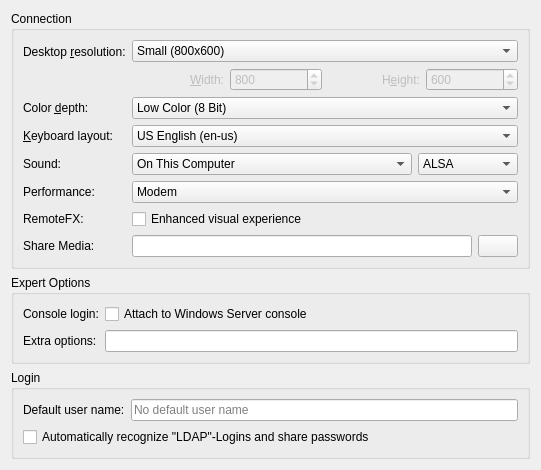
Before: the Qt Designer form rdp/rdppreferences.ui in KDE/krdc, drawn with Qt 5.
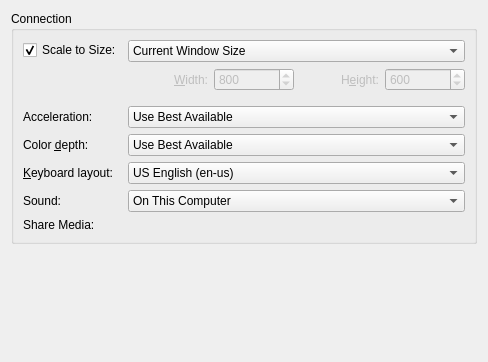
After: the same form once the commit is applied. Icons and pictures are not drawn. Custom widgets are drawn as their Qt base class.

```diff
--- a/rdp/rdppreferences.ui
+++ b/rdp/rdppreferences.ui
@@ -6,8 +6,8 @@
    <rect>
     <x>0</x>
     <y>0</y>
-    <width>484</width>
-    <height>452</height>
+    <width>488</width>
+    <height>362</height>
    </rect>
   </property>
   <layout class="QVBoxLayout" name="verticalLayout_2">
@@ -20,17 +20,33 @@
       <item row="0" column="0">
        <layout class="QVBoxLayout">
         <item>
-         <widget class="QLabel" name="resolutionLabel">
+         <widget class="QCheckBox" name="kcfg_ScaleToSize">
+          <property name="minimumSize">
+           <size>
+            <width>0</width>
+            <height>0</height>
+           </size>
+          </property>
           <property name="text">
-           <string>Desktop &amp;resolution:</string>
+           <string>Scale to Size:</string>
           </property>
-          <property name="buddy">
-           <cstring>kcfg_Resolution</cstring>
+          <property name="checked">
+           <bool>true</bool>
           </property>
          </widget>
         </item>
         <item>
-         <widget class="QLabel" name="resolutionDummyLabel"/>
+         <spacer name="spacer">
+          <property name="orientation">
+           <enum>Qt::Vertical</enum>
+          </property>
+          <property name="sizeHint" stdset="0">
+           <size>
+            <width>20</width>
+            <height>40</height>
+           </size>
+          </property>
+         </spacer>
         </item>
        </layout>
       </item>
@@ -38,6 +54,12 @@
        <layout class="QVBoxLayout">
         <item>
          <widget class="KComboBox" name="kcfg_Resolution">
+          <property name="sizePolicy">
+           <sizepolicy hsizetype="MinimumExpanding" vsizetype="Fixed">
+            <horstretch>0</horstretch>
+            <verstretch>0</verstretch>
+           </sizepolicy>
+          </property>
           <property name="minimumSize">
            <size>
             <width>280</width>
@@ -48,31 +70,21 @@
            <string>Here you can specify the resolution of the remote desktop. This resolution determines the size of the desktop that will be presented to you.</string>
           </property>
           <property name="currentIndex">
-           <number>1</number>
+           <number>4</number>
           </property>
           <item>
            <property name="text">
-            <string>Minimal (640x480)</string>
+            <string>Small (1280x720)</string>
            </property>
           </item>
           <item>
            <property name="text">
-            <string>Small (800x600)</string>
+            <string>Medium (1600x900)</string>
            </property>
           </item>
           <item>
            <property name="text">
-            <string>Normal (1024x768)</string>
-           </property>
-          </item>
-          <item>
-           <property name="text">
-            <string>Large (1280x1024)</string>
-           </property>
-          </item>
-          <item>
-           <property name="text">
-            <string>Very Large (1600x1200)</string>
+            <string>Large (1920x1080)</string>
            </property>
           </item>
           <item>
@@ -80,16 +92,16 @@
             <string>Current Screen Resolution</string>
            </property>
           </item>
+          <item>
+           <property name="text">
+            <string>Current Window Size</string>
+           </property>
+          </item>
           <item>
            <property name="text">
             <string>Custom Resolution (...)</string>
            </property>
           </item>
-          <item>
-           <property name="text">
-            <string>Current KRDC Size</string>
-           </property>
-          </item>
          </widget>
         </item>
         <item>
@@ -162,7 +174,7 @@
         </item>
        </layout>
       </item>
-      <item row="1" column="0">
+      <item row="3" column="0">
        <widget class="QLabel" name="colorDepthLabel">
         <property name="text">
          <string>Color &amp;depth:</string>
@@ -172,8 +184,14 @@
         </property>
        </widget>
       </item>
-      <item row="1" column="1">
+      <item row="3" column="1">
        <widget class="KComboBox" name="kcfg_ColorDepth">
+        <property name="sizePolicy">
+         <sizepolicy hsizetype="MinimumExpanding" vsizetype="Fixed">
+          <horstretch>0</horstretch>
+          <verstretch>0</verstretch>
+         </sizepolicy>
+        </property>
         <property name="minimumSize">
          <size>
           <width>280</width>
@@ -182,17 +200,7 @@
         </property>
         <item>
          <property name="text">
-          <string>Low Color (8 Bit)</string>
-         </property>
-        </item>
-        <item>
-         <property name="text">
-          <string>High Color (16 Bit)</string>
-         </property>
-        </item>
-        <item>
-         <property name="text">
-          <string>True Color (24 Bit)</string>
+          <string>Use Best Available</string>
          </property>
         </item>
         <item>
@@ -200,9 +208,24 @@
           <string>True Color with Alpha (32 Bit)</string>
          </property>
         </item>
+        <item>
+         <property name="text">
+          <string>True Color (24 Bit)</string>
+         </property>
+        </item>
+        <item>
+         <property name="text">
+          <string>High Color (16 Bit)</string>
+         </property>
+        </item>
+        <item>
+         <property name="text">
+          <string>Low Color (8 Bit)</string>
+         </property>
+        </item>
        </widget>
       </item>
-      <item row="2" column="0">
+      <item row="4" column="0">
        <widget class="QLabel" name="layoutLabel">
         <property name="text">
          <string>&amp;Keyboard layout:</string>
@@ -212,8 +235,14 @@
         </property>
        </widget>
       </item>
-      <item row="2" column="1">
+      <item row="4" column="1">
        <widget class="KComboBox" name="kcfg_KeyboardLayout">
+        <property name="sizePolicy">
+         <sizepolicy hsizetype="MinimumExpanding" vsizetype="Fixed">
+          <horstretch>0</horstretch>
+          <verstretch>0</verstretch>
+         </sizepolicy>
+        </property>
         <property name="minimumSize">
          <size>
           <width>280</width>
@@ -413,127 +442,45 @@
         </item>
        </widget>
       </item>
-      <item row="3" column="0">
-       <layout class="QHBoxLayout">
-        <item>
-        <widget class="QLabel" name="soundLabel">
-         <property name="text">
-          <string comment="label for soundsettings in preferences dialog">Sound:</string>
-         </property>
-         <property name="buddy">
-          <cstring>kcfg_Sound</cstring>
-         </property>
-        </widget>
-        </item>
-       </layout>
-      </item>
-      <item row="3" column="1">
-       <layout class="QHBoxLayout">
-        <item>
-        <widget class="KComboBox" name="kcfg_Sound">
-         <property name="minimumSize">
-          <size>
-           <width>280</width>
-           <height>0</height>
-          </size>
-         </property>
-         <item>
-          <property name="text">
-           <string>On This Computer</string>
-          </property>
-         </item>
-         <item>
-          <property name="text">
-           <string>On Remote Computer</string>
-          </property>
-         </item>
-         <item>
-          <property name="text">
-           <string>Disable Sound</string>
-          </property>
-         </item>
-        </widget>
-        </item>
-        <item>
-        <widget class="KComboBox" name="kcfg_SoundSystem">
-         <property name="minimumSize">
-          <size>
-           <width>100</width>
-           <height>0</height>
-          </size>
-         </property>
-         <item>
-          <property name="text">
-           <string>ALSA</string>
-          </property>
-         </item>
-         <item>
-          <property name="text">
-           <string>PulseAudio</string>
-          </property>
-         </item>
-         <item>
-          <property name="text">
-           <string>None</string>
-          </property>
-         </item>
-        </widget>
-        </item>
-       </layout>
-      </item>
-      <item row="4" column="0">
-       <widget class="QLabel" name="performanceLabel">
-        <property name="text">
-         <string comment="label for performance settings in preferences dialog">Performance:</string>
-        </property>
-        <property name="buddy">
-         <cstring>kcfg_Performance</cstring>
-        </property>
-       </widget>
-      </item>
-      <item row="4" column="1">
-       <widget class="KComboBox" name="kcfg_Performance">
-        <property name="minimumSize">
-         <size>
-          <width>280</width>
-          <height>0</height>
-         </size>
-        </property>
-        <item>
-         <property name="text">
-          <string>Modem</string>
-         </property>
-        </item>
-        <item>
-         <property name="text">
-          <string>Broadband</string>
-         </property>
-        </item>
-        <item>
-         <property name="text">
-          <string>LAN</string>
-         </property>
-        </item>
-       </widget>
-      </item>
       <item row="5" column="0">
-       <widget class="QLabel" name="remoteFXLabel">
+       <widget class="QLabel" name="soundLabel">
         <property name="text">
-         <string>RemoteFX:</string>
+         <string comment="label for soundsettings in preferences dialog">Sound:</string>
         </property>
         <property name="buddy">
-         <cstring>kcfg_RemoteFX</cstring>
+         <cstring>kcfg_Sound</cstring>
         </property>
        </widget>
       </item>
       <item row="5" column="1">
-       <widget class="QCheckBox" name="kcfg_RemoteFX">
-        <property name="text">
-         <string>Enhanced visual experience</string>
+       <widget class="KComboBox" name="kcfg_Sound">
+        <property name="sizePolicy">
+         <sizepolicy hsizetype="MinimumExpanding" vsizetype="Fixed">
+          <horstretch>0</horstretch>
+          <verstretch>0</verstretch>
+         </sizepolicy>
         </property>
-        <property name="whatsThis">
-         <string>RemoteFX covers a set of technologies that enhance visual experience of the Remote Desktop Protocol.</string>
+        <property name="minimumSize">
+         <size>
+          <width>280</width>
+          <height>0</height>
+         </size>
         </property>
+        <item>
+         <property name="text">
+          <string>On This Computer</string>
+         </property>
+        </item>
+        <item>
+         <property name="text">
+          <string>On Remote Computer</string>
+         </property>
+        </item>
+        <item>
+         <property name="text">
+          <string>Disable Sound</string>
+         </property>
+        </item>
        </widget>
       </item>
       <item row="6" column="0">
@@ -541,127 +488,64 @@
         <property name="text">
          <string>Share Media:</string>
         </property>
-        <property name="buddy">
-         <cstring>kcfg_ShareMedia</cstring>
-        </property>
        </widget>
       </item>
       <item row="6" column="1">
-       <layout class="QHBoxLayout" name="mediaLayout">
-        <item>
-         <widget class="KLineEdit" name="kcfg_ShareMedia">
-          <property name="minimumSize">
-           <size>
-            <width>280</width>
-            <height>0</height>
-           </size>
-          </property>
-          <property name="whatsThis">
-           <string>Share a local media directory with the remote host.</string>
-          </property>
-          <property name="showClearButton" stdset="0">
-           <bool>true</bool>
-          </property>
-         </widget>
-        </item>
-        <item>
-         <widget class="QPushButton" name="browseMediaButton">
-          <property name="text">
-           <string/>
-          </property>
-          <property name="icon">
-           <iconset theme="folder"/>
-          </property>
-         </widget>
-        </item>
-       </layout>
-      </item>
-     </layout>
-    </widget>
-   </item>
-   <item>
-    <widget class="QGroupBox" name="expertGroupBox">
-     <property name="title">
-      <string>Expert Options</string>
-     </property>
-     <layout class="QFormLayout" name="formLayout">
-      <item row="0" column="0">
-       <widget class="QLabel" name="consoleLabel">
-        <property name="text">
-         <string>Console login:</string>
+       <widget class="KUrlRequester" name="shareMediaRequester">
+        <property name="sizePolicy">
+         <sizepolicy hsizetype="MinimumExpanding" vsizetype="Preferred">
+          <horstretch>0</horstretch>
+          <verstretch>0</verstretch>
+         </sizepolicy>
         </property>
-        <property name="buddy">
-         <cstring>kcfg_Console</cstring>
+        <property name="mode">
+         <set>KFile::Directory|KFile::ExistingOnly|KFile::LocalOnly</set>
         </property>
-       </widget>
-      </item>
-      <item row="0" column="1">
-       <widget class="QCheckBox" name="kcfg_Console">
-        <property name="text">
-         <string>Attach to Windows Server console</string>
+        <property name="acceptMode">
+         <enum>QFileDialog::AcceptOpen</enum>
         </property>
        </widget>
       </item>
-      <item row="1" column="0">
-       <widget class="QLabel" name="extraOptionsLabel">
-        <property name="text">
-         <string>Extra options:</string>
+      <item row="2" column="1">
+       <widget class="KComboBox" name="kcfg_Acceleration">
+        <property name="sizePolicy">
+         <sizepolicy hsizetype="MinimumExpanding" vsizetype="Fixed">
+          <horstretch>0</horstretch>
+          <verstretch>0</verstretch>
+         </sizepolicy>
         </property>
-        <property name="buddy">
-         <cstring>kcfg_ExtraOptions</cstring>
-        </property>
-       </widget>
-      </item>
-      <item row="1" column="1">
-       <widget class="KLineEdit" name="kcfg_ExtraOptions">
         <property name="minimumSize">
          <size>
           <width>280</width>
           <height>0</height>
          </size>
         </property>
-        <property name="whatsThis">
-         <string>Here you can enter additional xfreerdp (FreeRDP) options.</string>
-        </property>
-        <property name="showClearButton" stdset="0">
-         <bool>true</bool>
-        </property>
+        <item>
+         <property name="text">
+          <string>Use Best Available</string>
+         </property>
+        </item>
+        <item>
+         <property name="text">
+          <string>Force H.264</string>
+         </property>
+        </item>
+        <item>
+         <property name="text">
+          <string>Force RemoteFX</string>
+         </property>
+        </item>
+        <item>
+         <property name="text">
+          <string>Disable All Acceleration</string>
+         </property>
+        </item>
        </widget>
       </item>
-     </layout>
-    </widget>
-   </item>
-   <item>
-    <widget class="QGroupBox" name="loginGroupBox">
-     <property name="title">
-      <string>Login</string>
-     </property>
-     <layout class="QVBoxLayout" name="verticalLayout">
-      <item>
-       <layout class="QFormLayout" name="formLayout_3">
-        <item row="1" column="0">
-         <widget class="QLabel" name="defaultUserLabel">
-          <property name="text">
-           <string>Default user name:</string>
-          </property>
-         </widget>
-        </item>
-        <item row="1" column="1">
-         <widget class="KLineEdit" name="kcfg_DefaultRdpUserName">
-          <property name="placeholderText">
-           <string>No default user name</string>
-          </property>
-          <property name="showClearButton" stdset="0">
-           <bool>true</bool>
-          </property>
-         </widget>
-        </item>
-       </layout>
-      </item>
-      <item>
-       <widget class="QCheckBox" name="kcfg_RecognizeLdapLogins">
+      <item row="2" column="0">
+       <widget class="QLabel" name="accelerationLabel">
         <property name="text">
-         <string>Automatically recognize &quot;LDAP&quot;-Logins and share passwords</string>
+         <string>Acceleration:</string>
         </property>
        </widget>
       </item>
@@ -690,9 +574,9 @@
    <header>kcombobox.h</header>
   </customwidget>
   <customwidget>
-   <class>KLineEdit</class>
-   <extends>QLineEdit</extends>
-   <header>klineedit.h</header>
+   <class>KUrlRequester</class>
+   <extends>QWidget</extends>
+   <header>kurlrequester.h</header>
   </customwidget>
  </customwidgets>
  <tabstops>
```
Left out of the diff: 9 changed lines with no effect on the pictures.
